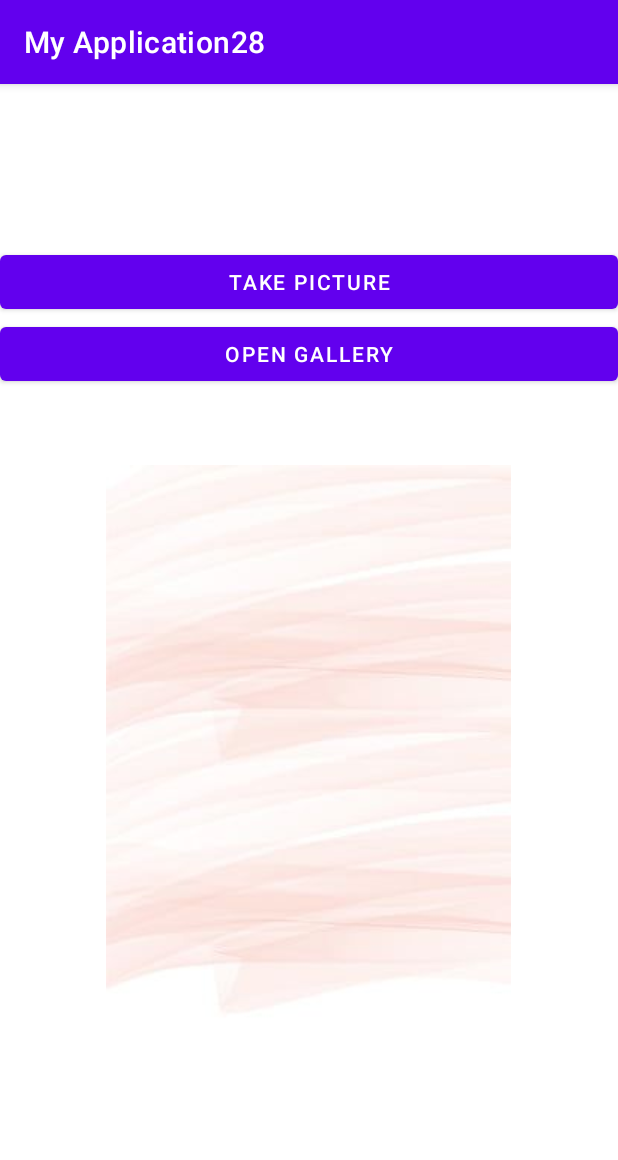
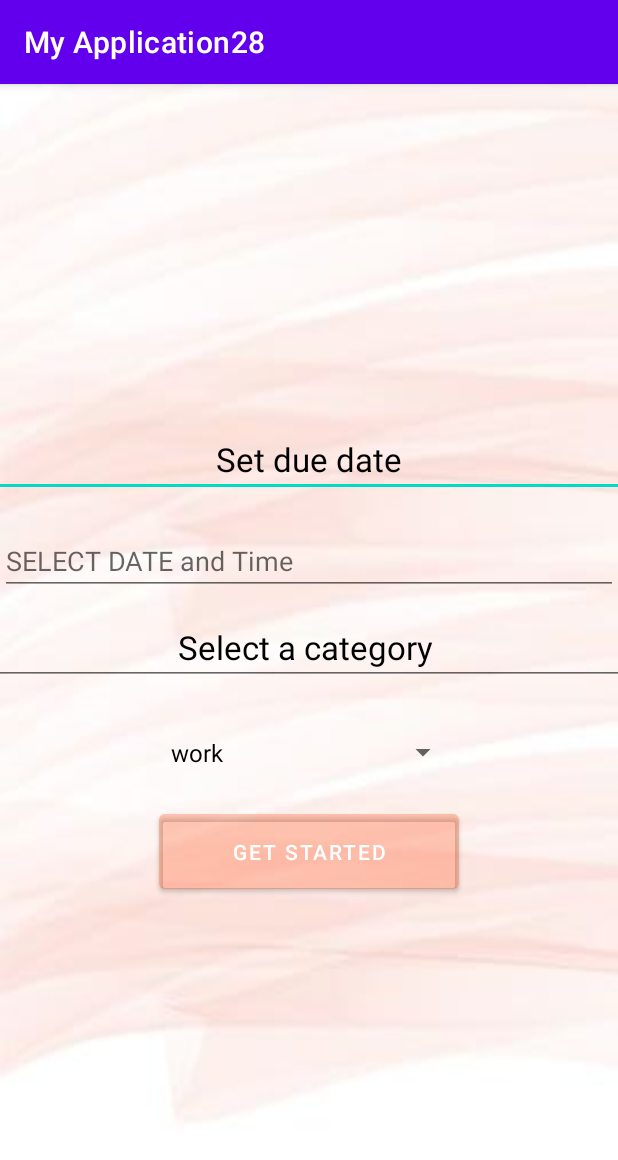
Before and after one commit to rustomamal06/My_Application28, an Android app: the screen it shows after launch (ProfileActivity before the commit, AddActivity after it), after a tap on "PROFILE", on a phone screen of 412 x 824 dp. Shown: the top 1160 px of the screen. Run offline under Robolectric (Android 15) with nearby library versions, the phone set to English and light mode, and no system bars.

```diff
--- a/app/src/main/AndroidManifest.xml
+++ b/app/src/main/AndroidManifest.xml
@@ -9,6 +9,9 @@
         android:roundIcon="@mipmap/ic_launcher_round"
         android:supportsRtl="true"
         android:theme="@style/Theme.MyApplication28">
+        <activity
+            android:name=".AddActivity"
+            android:exported="true" />
         <activity
             android:name=".SetTimeActivity"
             android:exported="true" />
--- /dev/null
+++ b/app/src/main/java/com/example/myapplication28/AddActivity.java
@@ -0,0 +1,91 @@
+package com.example.myapplication28;
+
+import androidx.appcompat.app.AppCompatActivity;
+
+import android.app.AlertDialog;
+import android.app.DatePickerDialog;
+import android.app.TimePickerDialog;
+import android.content.DialogInterface;
+import android.content.Intent;
+import android.os.Bundle;
+import android.text.InputType;
+import android.view.LayoutInflater;
+import android.view.View;
+import android.widget.AdapterView;
+import android.widget.ArrayAdapter;
+import android.widget.Button;
+import android.widget.DatePicker;
+import android.widget.EditText;
+import android.widget.Spinner;
+import android.widget.TimePicker;
+import android.widget.Toast;
+
+import java.text.SimpleDateFormat;
+import java.util.Calendar;
+
+public class AddActivity extends AppCompatActivity implements AdapterView.OnItemSelectedListener{
+    EditText date_time_in;
+    private Spinner spinner;
+   private Button startbutton;
+    @Override
+    protected void onCreate(Bundle savedInstanceState) {
+        super.onCreate(savedInstanceState);
+        setContentView(R.layout.activity_add);
+        date_time_in=findViewById(R.id.date_time_input);
+        date_time_in.setInputType(InputType.TYPE_NULL);
+        spinner=findViewById(R.id.categoryspinner);
+        startbutton = findViewById(R.id.buttonstart);
+        ArrayAdapter<CharSequence> adapter = ArrayAdapter.createFromResource(this,R.array.category, android.R.layout.simple_spinner_dropdown_item);
+        spinner.setAdapter(adapter);
+        spinner.setOnItemSelectedListener(this);
+        date_time_in.setOnClickListener(new View.OnClickListener() {
+            @Override
+            public void onClick(View v) {
+                showDateTimeDialog(date_time_in);
+            }
+        });
+    }
+    @Override
+    public void onItemSelected(AdapterView<?> adapterView, View view, int i, long l) {
+        String choice =adapterView.getItemAtPosition(i).toString();
+        Toast.makeText(getApplicationContext() , choice, Toast.LENGTH_LONG).show();
+
+    }
+    @Override
+    public void onNothingSelected(AdapterView<?> adapterView) {
+
+    }
+    public void Submit(View view) {
+        Intent intent= new Intent(this,ArrayListActivity.class) ;
+        startActivity(intent);
+    }
+    private void showDateTimeDialog(final EditText date_time_in) {
+      final Calendar calendar=Calendar.getInstance();
+        DatePickerDialog.OnDateSetListener dateSetListener=new DatePickerDialog.OnDateSetListener() {
+            @Override
+            public void onDateSet(DatePicker view, int year, int month, int dayOfMonth) {
+                calendar.set(Calendar.YEAR,year);
+                calendar.set(Calendar.MONTH,month);
+                calendar.set(Calendar.DAY_OF_MONTH,dayOfMonth);
+
+                TimePickerDialog.OnTimeSetListener timeSetListener=new TimePickerDialog.OnTimeSetListener() {
+                    @Override
+                    public void onTimeSet(TimePicker view, int hourOfDay, int minute) {
+                        calendar.set(Calendar.HOUR_OF_DAY,hourOfDay);
+                        calendar.set(Calendar.MINUTE,minute);
+
+                        SimpleDateFormat simpleDateFormat=new SimpleDateFormat("dd/MM/yy HH:mm");
+
+                        date_time_in.setText(simpleDateFormat.format(calendar.getTime()));
+                    }
+                };
+
+                new TimePickerDialog(AddActivity.this,timeSetListener,calendar.get(Calendar.HOUR_OF_DAY),calendar.get(Calendar.MINUTE),false).show();
+            }
+        };
+
+        new DatePickerDialog(AddActivity.this,dateSetListener,calendar.get(Calendar.YEAR),calendar.get(Calendar.MONTH),calendar.get(Calendar.DAY_OF_MONTH)).show();
+
+    }
+
+    }
--- a/app/src/main/java/com/example/myapplication28/CustomAdapter.java
+++ b/app/src/main/java/com/example/myapplication28/CustomAdapter.java
@@ -41,9 +41,9 @@ public class CustomAdapter  extends ArrayAdapter<Item> {
           view= LayoutInflater.from(context).inflate(resource,parent,false);
       Item item =getItem(position);//method from the android studio, not related to Item object
       if(item==null){
-          ImageView imageView=view.findViewById(R.id.imageItem);
+          ImageView imageView=view.findViewById(R.id.checkBox);
           TextView textViewDescription =view.findViewById(R.id.textViewDesc);
-          Button itemButton = view.findViewById(R.id.itemButton);
+          Button itemButton = view.findViewById(R.id.textViewDesc);
          itemButton.setOnClickListener(new OnClickListener() {
              @Override
              public void onClick(View view) {
--- a/app/src/main/java/com/example/myapplication28/FirstActivity.java
+++ b/app/src/main/java/com/example/myapplication28/FirstActivity.java
@@ -36,7 +36,7 @@ public class FirstActivity extends AppCompatActivity {
     }
 
     public void Submit4(View view) {
-        Intent intent= new Intent(this,ProfileActivity.class) ;
+        Intent intent= new Intent(this,AddActivity.class) ;
         startActivity(intent);
     }
 
--- /dev/null
+++ b/app/src/main/res/layout/activity_add.xml
@@ -0,0 +1,54 @@
+<?xml version="1.0" encoding="utf-8"?>
+<LinearLayout xmlns:android="http://schemas.android.com/apk/res/android"
+    xmlns:app="http://schemas.android.com/apk/res-auto"
+    xmlns:tools="http://schemas.android.com/tools"
+    android:layout_width="match_parent"
+    android:layout_height="match_parent"
+    android:gravity="center"
+    android:orientation="vertical"
+    android:background="@drawable/mybackground"
+    tools:context=".AddActivity">
+
+    <EditText
+        android:id="@+id/duedate"
+        android:layout_width="600dp"
+        android:layout_height="50dp"
+        android:gravity="center"
+        android:text="Set due date"
+        android:textColor="@color/black"
+        android:textSize="22dp" />
+
+    <EditText
+        android:layout_marginTop="20dp"
+        android:hint="SELECT DATE and Time"
+        android:id="@+id/date_time_input"
+        android:inputType="none"
+        android:layout_width="match_parent"
+        android:layout_height="wrap_content"/>
+    <EditText
+        android:layout_marginTop="10dp"
+        android:id="@+id/category"
+        android:layout_width="600dp"
+        android:layout_height="50dp"
+        android:gravity="center"
+        android:text="Select a category "
+        android:textColor="@color/black"
+        android:textSize="22dp" />
+
+    <Spinner
+
+        android:id="@+id/categoryspinner"
+        android:layout_width="200dp"
+        android:layout_height="30dp"
+        android:layout_marginTop="30dp" />
+
+    <Button
+        android:layout_marginTop="20dp"
+        android:id="@+id/buttonstart"
+        android:layout_width="200dp"
+        android:layout_height="wrap_content"
+        android:backgroundTint="#2AFF5722"
+        android:onClick="Submit"
+        android:padding="15dp"
+        android:text="Get Started" />
+</LinearLayout>
```
Also changed, not shown: app/src/main/res/layout/assignment_row.xml (+14 -13 lines), app/src/main/res/values/strings.xml (indentation only).
